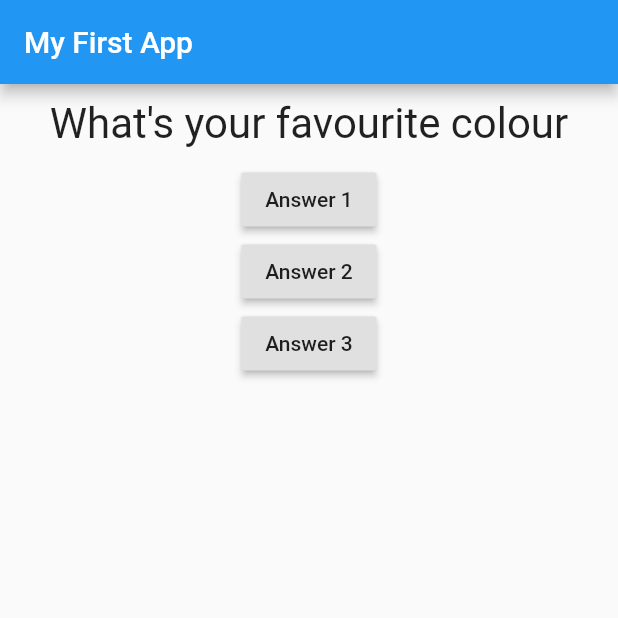
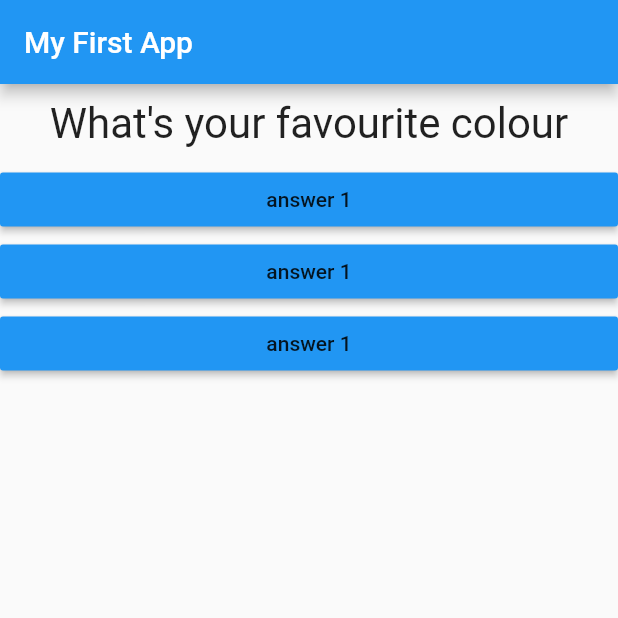
Before and after one commit to kguertin/learn_flutter, a Flutter app: the screen it shows after launch, on a phone screen of 412 x 824 dp, the top half of it. Run offline on Flutter 3.47's test engine with Material 2 defaults, Android fonts, the phone set to English and light mode, and no system bars.

Commit message:
build custom button component

```diff
--- /dev/null
+++ b/flutter_basics/lib/answer.dart
@@ -0,0 +1,17 @@
+import 'package:flutter/material.dart';
+
+class Answer extends StatelessWidget {
+  final Function selectHandler;
+  Answer(this.selectHandler);
+
+  @override
+  Widget build(BuildContext context) {
+    return Container(
+      width: double.infinity,
+      child: RaisedButton(
+          color: Colors.blue,
+          child: Text("answer 1"),
+          onPressed: selectHandler),
+    );
+  }
+}
--- a/flutter_basics/lib/main.dart
+++ b/flutter_basics/lib/main.dart
@@ -1,6 +1,7 @@
 import 'package:flutter/material.dart';
 
 import './question.dart';
+import './answer.dart';
 
 void main() => runApp(MyApp());
 
@@ -36,18 +37,9 @@ class _MyAppState extends State<MyApp> {
         body: Column(
           children: <Widget>[
             Question(questions[_questionIndex]),
-            RaisedButton(
-              child: Text("Answer 1"),
-              onPressed: _answerQuestion,
-            ),
-            RaisedButton(
-              child: Text("Answer 2"),
-              onPressed: _answerQuestion,
-            ),
-            RaisedButton(
-              child: Text("Answer 3"),
-              onPressed: _answerQuestion,
-            )
+            Answer(_answerQuestion),
+            Answer(_answerQuestion),
+            Answer(_answerQuestion),
           ],
         ),
       ),
```
